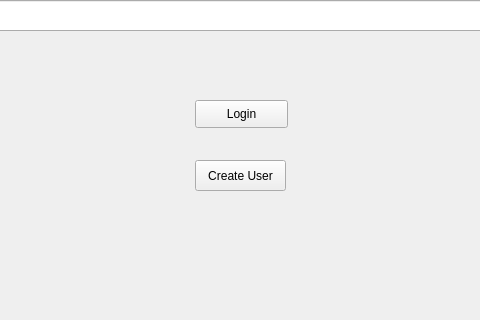
CaduRomaniello/GJR, file GJR/views/loginScreen.ui: the form before one commit; both pictures show x 155 to 635 and y 280 to 600 of the 800 by 600 pixel window.
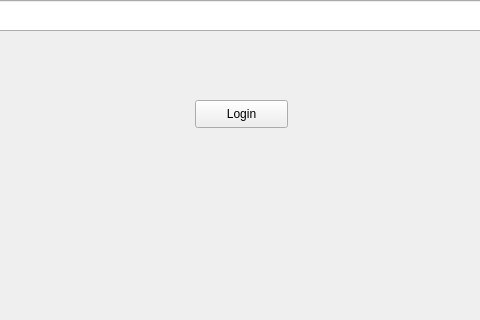
The form after the commit.

Diff of the .ui file:
```diff
--- a/GJR/views/loginScreen.ui
+++ b/GJR/views/loginScreen.ui
@@ -134,19 +134,6 @@
      <set>Qt::AlignCenter</set>
     </property>
    </widget>
-   <widget class="QPushButton" name="button_create_user">
-    <property name="geometry">
-     <rect>
-      <x>350</x>
-      <y>440</y>
-      <width>91</width>
-      <height>31</height>
-     </rect>
-    </property>
-    <property name="text">
-     <string>Create User</string>
-    </property>
-   </widget>
   </widget>
   <widget class="QMenuBar" name="menubar">
    <property name="geometry">
```
